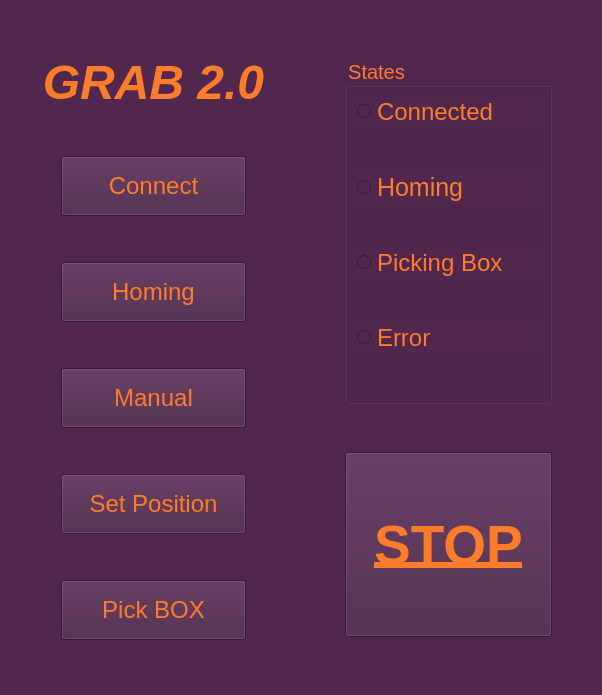
The window that python/GUI/testing/mainUIv2.ui (krydderen/GrabADS) describes before a commit, drawn with Qt 5.
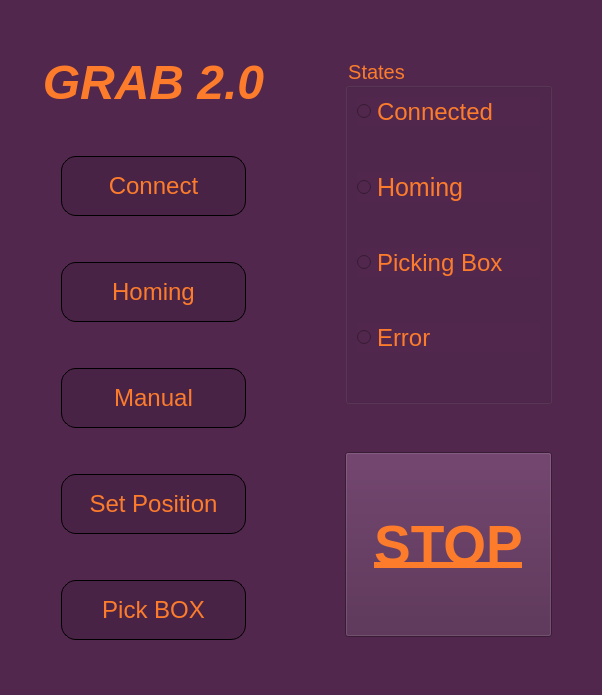
The same window after the commit.

Patch:
```diff
--- a/python/GUI/testing/mainUIv2.ui
+++ b/python/GUI/testing/mainUIv2.ui
@@ -207,18 +207,18 @@
      <colorrole role="WindowText">
       <brush brushstyle="SolidPattern">
        <color alpha="255">
-        <red>0</red>
-        <green>0</green>
-        <blue>0</blue>
+        <red>252</red>
+        <green>124</green>
+        <blue>44</blue>
        </color>
       </brush>
      </colorrole>
      <colorrole role="Button">
       <brush brushstyle="SolidPattern">
        <color alpha="255">
-        <red>240</red>
-        <green>240</green>
-        <blue>240</blue>
+        <red>81</red>
+        <green>39</green>
+        <blue>77</blue>
        </color>
       </brush>
      </colorrole>
@@ -261,9 +261,9 @@
      <colorrole role="Text">
       <brush brushstyle="SolidPattern">
        <color alpha="255">
-        <red>0</red>
-        <green>0</green>
-        <blue>0</blue>
+        <red>252</red>
+        <green>124</green>
+        <blue>44</blue>
        </color>
       </brush>
      </colorrole>
@@ -279,27 +279,27 @@
      <colorrole role="ButtonText">
       <brush brushstyle="SolidPattern">
        <color alpha="255">
-        <red>0</red>
-        <green>0</green>
-        <blue>0</blue>
+        <red>252</red>
+        <green>124</green>
+        <blue>44</blue>
        </color>
       </brush>
      </colorrole>
      <colorrole role="Base">
       <brush brushstyle="SolidPattern">
        <color alpha="255">
-        <red>255</red>
-        <green>255</green>
-        <blue>255</blue>
+        <red>81</red>
+        <green>39</green>
+        <blue>77</blue>
        </color>
       </brush>
      </colorrole>
      <colorrole role="Window">
       <brush brushstyle="SolidPattern">
        <color alpha="255">
-        <red>240</red>
-        <green>240</green>
-        <blue>240</blue>
+        <red>81</red>
+        <green>39</green>
+        <blue>77</blue>
        </color>
       </brush>
      </colorrole>
@@ -385,11 +385,11 @@
       </brush>
      </colorrole>
      <colorrole role="PlaceholderText">
-      <brush brushstyle="NoBrush">
+      <brush brushstyle="SolidPattern">
        <color alpha="255">
-        <red>0</red>
-        <green>0</green>
-        <blue>0</blue>
+        <red>252</red>
+        <green>124</green>
+        <blue>44</blue>
        </color>
       </brush>
      </colorrole>
@@ -398,9 +398,9 @@
      <colorrole role="WindowText">
       <brush brushstyle="SolidPattern">
        <color alpha="255">
-        <red>200</red>
-        <green>149</green>
-        <blue>122</blue>
+        <red>252</red>
+        <green>124</green>
+        <blue>44</blue>
        </color>
       </brush>
      </colorrole>
@@ -408,8 +408,8 @@
       <brush brushstyle="SolidPattern">
        <color alpha="255">
         <red>81</red>
-        <green>65</green>
-        <blue>80</blue>
+        <green>39</green>
+        <blue>77</blue>
        </color>
       </brush>
      </colorrole>
@@ -452,9 +452,9 @@
      <colorrole role="Text">
       <brush brushstyle="SolidPattern">
        <color alpha="255">
-        <red>200</red>
-        <green>152</green>
-        <blue>122</blue>
+        <red>252</red>
+        <green>124</green>
+        <blue>44</blue>
        </color>
       </brush>
      </colorrole>
@@ -470,9 +470,9 @@
      <colorrole role="ButtonText">
       <brush brushstyle="SolidPattern">
        <color alpha="255">
-        <red>200</red>
-        <green>152</green>
-        <blue>122</blue>
+        <red>252</red>
+        <green>124</green>
+        <blue>44</blue>
        </color>
       </brush>
      </colorrole>
@@ -576,11 +576,11 @@
       </brush>
      </colorrole>
      <colorrole role="PlaceholderText">
-      <brush brushstyle="NoBrush">
+      <brush brushstyle="SolidPattern">
        <color alpha="255">
-        <red>0</red>
-        <green>0</green>
-        <blue>0</blue>
+        <red>252</red>
+        <green>124</green>
+        <blue>44</blue>
        </color>
       </brush>
      </colorrole>
@@ -666,7 +666,7 @@
          </spacer>
         </item>
         <item alignment="Qt::AlignHCenter|Qt::AlignVCenter">
-         <widget class="QPushButton" name="openButton">
+         <widget class="QPushButton" name="connectButton">
           <property name="minimumSize">
            <size>
             <width>185</width>
@@ -686,7 +686,8 @@
           </property>
           <property name="styleSheet">
            <string notr="true">background-color: rgb(73, 35, 69);
-selection-color: rgb(255, 255, 255);</string>
+border: 1px solid;
+border-radius: 15px;</string>
           </property>
           <property name="text">
            <string>Connect</string>
@@ -738,7 +739,9 @@
            </font>
           </property>
           <property name="styleSheet">
-           <string notr="true">background-color: rgb(73, 35, 69);</string>
+           <string notr="true">background-color: rgb(73, 35, 69);
+border: 1px solid;
+border-radius: 15px;</string>
           </property>
           <property name="text">
            <string>Homing</string>
@@ -784,7 +787,9 @@
            </font>
           </property>
           <property name="styleSheet">
-           <string notr="true">background-color: rgb(73, 35, 69);</string>
+           <string notr="true">background-color: rgb(73, 35, 69);
+border: 1px solid;
+border-radius: 15px;</string>
           </property>
           <property name="text">
            <string>Manual</string>
@@ -824,13 +829,214 @@
             <height>16777215</height>
            </size>
           </property>
+          <property name="palette">
+           <palette>
+            <active>
+             <colorrole role="WindowText">
+              <brush brushstyle="SolidPattern">
+               <color alpha="255">
+                <red>252</red>
+                <green>124</green>
+                <blue>44</blue>
+               </color>
+              </brush>
+             </colorrole>
+             <colorrole role="Button">
+              <brush brushstyle="SolidPattern">
+               <color alpha="255">
+                <red>73</red>
+                <green>35</green>
+                <blue>69</blue>
+               </color>
+              </brush>
+             </colorrole>
+             <colorrole role="Text">
+              <brush brushstyle="SolidPattern">
+               <color alpha="255">
+                <red>252</red>
+                <green>124</green>
+                <blue>44</blue>
+               </color>
+              </brush>
+             </colorrole>
+             <colorrole role="ButtonText">
+              <brush brushstyle="SolidPattern">
+               <color alpha="255">
+                <red>252</red>
+                <green>124</green>
+                <blue>44</blue>
+               </color>
+              </brush>
+             </colorrole>
+             <colorrole role="Base">
+              <brush brushstyle="SolidPattern">
+               <color alpha="255">
+                <red>73</red>
+                <green>35</green>
+                <blue>69</blue>
+               </color>
+              </brush>
+             </colorrole>
+             <colorrole role="Window">
+              <brush brushstyle="SolidPattern">
+               <color alpha="255">
+                <red>73</red>
+                <green>35</green>
+                <blue>69</blue>
+               </color>
+              </brush>
+             </colorrole>
+             <colorrole role="PlaceholderText">
+              <brush brushstyle="SolidPattern">
+               <color alpha="255">
+                <red>252</red>
+                <green>124</green>
+                <blue>44</blue>
+               </color>
+              </brush>
+             </colorrole>
+            </active>
+            <inactive>
+             <colorrole role="WindowText">
+              <brush brushstyle="SolidPattern">
+               <color alpha="255">
+                <red>252</red>
+                <green>124</green>
+                <blue>44</blue>
+               </color>
+              </brush>
+             </colorrole>
+             <colorrole role="Button">
+              <brush brushstyle="SolidPattern">
+               <color alpha="255">
+                <red>73</red>
+                <green>35</green>
+                <blue>69</blue>
+               </color>
+              </brush>
+             </colorrole>
+             <colorrole role="Text">
+              <brush brushstyle="SolidPattern">
+               <color alpha="255">
+                <red>252</red>
+                <green>124</green>
+                <blue>44</blue>
+               </color>
+              </brush>
+             </colorrole>
+             <colorrole role="ButtonText">
+              <brush brushstyle="SolidPattern">
+               <color alpha="255">
+                <red>252</red>
+                <green>124</green>
+                <blue>44</blue>
+               </color>
+              </brush>
+             </colorrole>
+             <colorrole role="Base">
+              <brush brushstyle="SolidPattern">
+               <color alpha="255">
+                <red>73</red>
+                <green>35</green>
+                <blue>69</blue>
+               </color>
+              </brush>
+             </colorrole>
+             <colorrole role="Window">
+              <brush brushstyle="SolidPattern">
+               <color alpha="255">
+                <red>73</red>
+                <green>35</green>
+                <blue>69</blue>
+               </color>
+              </brush>
+             </colorrole>
+             <colorrole role="PlaceholderText">
+              <brush brushstyle="SolidPattern">
+               <color alpha="255">
+                <red>252</red>
+                <green>124</green>
+                <blue>44</blue>
+               </color>
+              </brush>
+             </colorrole>
+            </inactive>
+            <disabled>
+             <colorrole role="WindowText">
+              <brush brushstyle="SolidPattern">
+               <color alpha="255">
+                <red>252</red>
+                <green>124</green>
+                <blue>44</blue>
+               </color>
+              </brush>
+             </colorrole>
+             <colorrole role="Button">
+              <brush brushstyle="SolidPattern">
+               <color alpha="255">
+                <red>73</red>
+                <green>35</green>
+                <blue>69</blue>
+               </color>
+              </brush>
+             </colorrole>
+             <colorrole role="Text">
+              <brush brushstyle="SolidPattern">
+               <color alpha="255">
+                <red>252</red>
+                <green>124</green>
+                <blue>44</blue>
+               </color>
+              </brush>
+             </colorrole>
+             <colorrole role="ButtonText">
+              <brush brushstyle="SolidPattern">
+               <color alpha="255">
+                <red>252</red>
+                <green>124</green>
+                <blue>44</blue>
+               </color>
+              </brush>
+             </colorrole>
+             <colorrole role="Base">
+              <brush brushstyle="SolidPattern">
+               <color alpha="255">
+                <red>73</red>
+                <green>35</green>
+                <blue>69</blue>
+               </color>
+              </brush>
+             </colorrole>
+             <colorrole role="Window">
+              <brush brushstyle="SolidPattern">
+               <color alpha="255">
+                <red>73</red>
+                <green>35</green>
+                <blue>69</blue>
+               </color>
+              </brush>
+             </colorrole>
+             <colorrole role="PlaceholderText">
+              <brush brushstyle="SolidPattern">
+               <color alpha="255">
+                <red>252</red>
+                <green>124</green>
+                <blue>44</blue>
+               </color>
+              </brush>
+             </colorrole>
+            </disabled>
+           </palette>
+          </property>
           <property name="font">
            <font>
             <pointsize>18</pointsize>
            </font>
           </property>
           <property name="styleSheet">
-           <string notr="true">background-color: rgb(73, 35, 69);</string>
+           <string notr="true">background-color: rgb(73, 35, 69);
+border: 1px solid;
+border-radius: 15px;</string>
           </property>
           <property name="text">
            <string>Set Position</string>
@@ -873,7 +1079,9 @@
            </font>
           </property>
           <property name="styleSheet">
-           <string notr="true">background-color: rgb(73, 35, 69);</string>
+           <string notr="true">background-color: rgb(73, 35, 69);
+border: 1px solid;
+border-radius: 15px;</string>
           </property>
           <property name="text">
            <string>Pick BOX</string>
@@ -1151,7 +1359,14 @@
               </font>
              </property>
              <property name="styleSheet">
-              <string notr="true">background-color: rgb(73, 35, 69);</string>
+              <string notr="true">background-color: rgb(73, 35, 69);
+border: 1px solid;
+border-radius: 10px;
+
+pressed {
+        background-color: qlineargradient(x1: 0, y1: 0, x2: 0, y2: 1,
+                                  stop: 0 #008aa6, stop: 1 #008aa6);
+        }</string>
              </property>
              <property name="text">
               <string>STOP</string>
```
Left out of the diff: 28 changed lines with no effect on the pictures.
